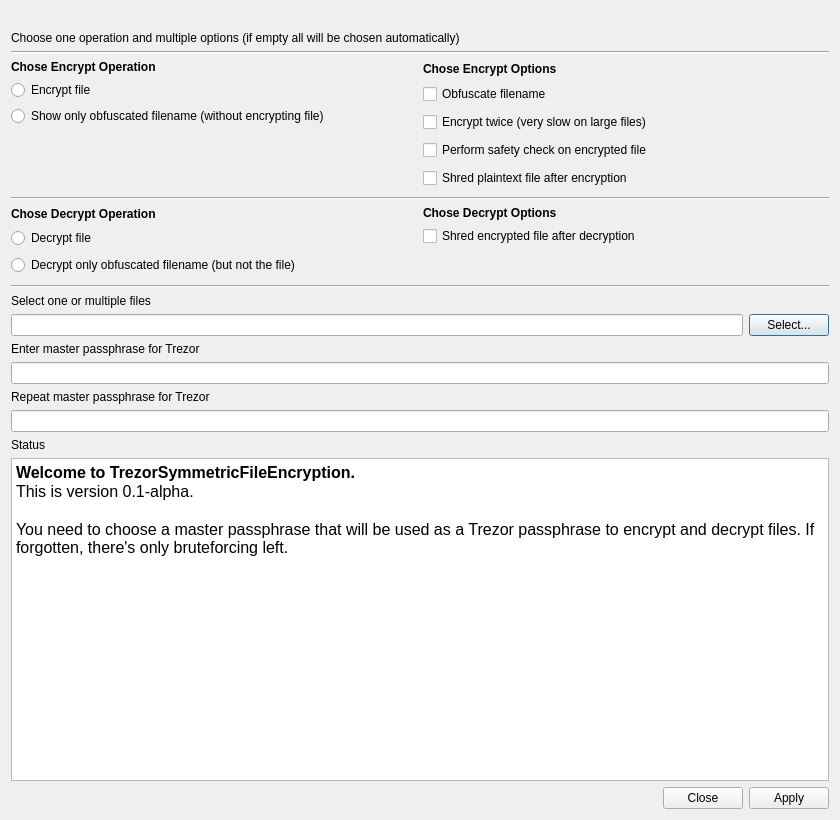
8go/TrezorSymmetricFileEncryption, file dialog.ui: the form before one commit.
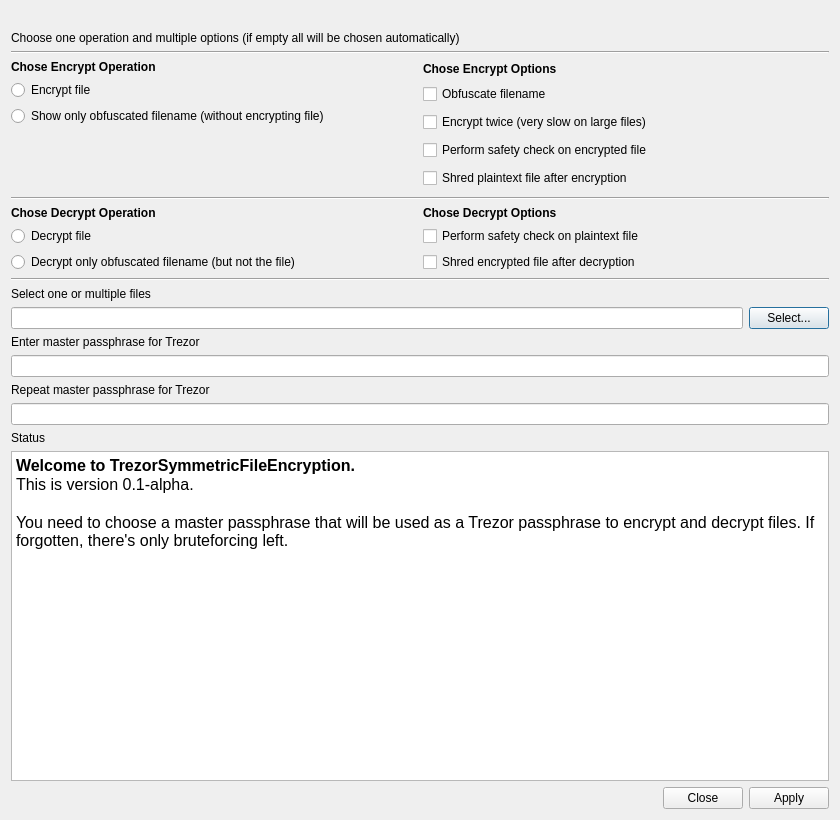
The form after the commit. Icons and pictures are not drawn.

Commit message: v0.4.2, added -s option to decrypt and also to GUI

What changed in the file:
```diff
--- a/dialog.ui
+++ b/dialog.ui
@@ -471,6 +471,13 @@
          </property>
         </widget>
        </item>
+       <item>
+        <widget class="QCheckBox" name="checkBoxDecS">
+         <property name="text">
+          <string>Perform safety check on plaintext file</string>
+         </property>
+        </widget>
+       </item>
        <item>
         <widget class="QCheckBox" name="checkBoxDecW">
          <property name="sizePolicy">
@@ -507,7 +514,7 @@
          <property name="sizeHint" stdset="0">
           <size>
            <width>20</width>
-           <height>33</height>
+           <height>0</height>
           </size>
          </property>
         </spacer>
```
The commit also changes 6 other files.
